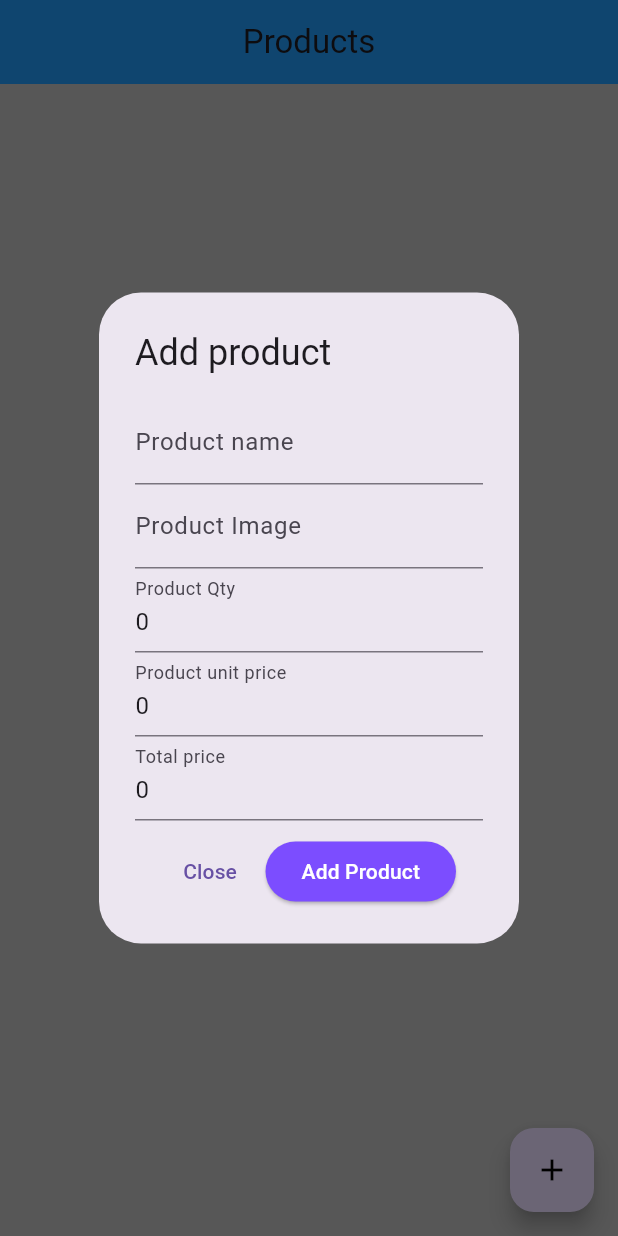
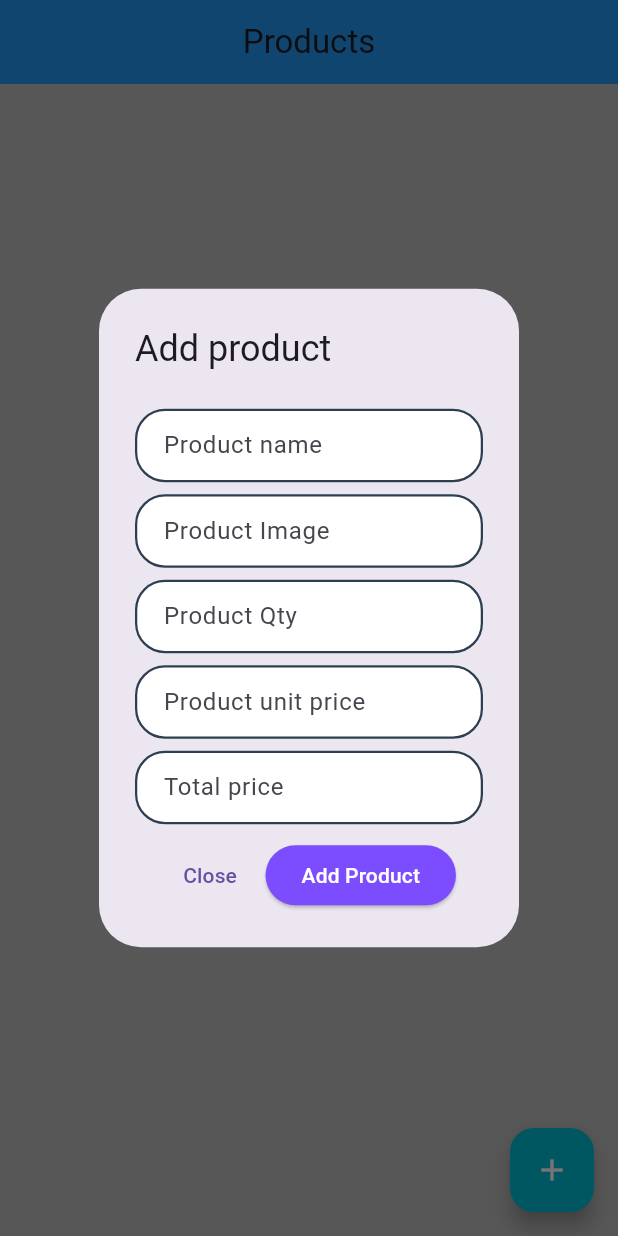
Before and after one commit to abdulkaderit/exam_assingment3, a Flutter app: the screen it shows after launch, after a tap on the "add" icon, on a phone screen of 412 x 824 dp. Run offline on Flutter 3.47's test engine with Material 3 defaults, Android fonts, the phone set to English and light mode, and no system bars; our stand-ins replace device_preview, flutter_svg, sizer; network calls fail.

Commit message:
update style

```diff
--- a/lib/Presentation/Ui/Screens/home.dart
+++ b/lib/Presentation/Ui/Screens/home.dart
@@ -1,5 +1,6 @@
 import 'package:exam_assinment/Presentation/Ui/widgets/Product_Card.dart';
 import 'package:flutter/material.dart';
+import '../../../Style/style.dart';
 import '../widgets/ProductController.dart';
 
 class Module13Assignment extends StatefulWidget {
@@ -27,11 +28,11 @@ class _Module13AssignmentState extends State<Module13Assignment> {
     TextEditingController productTotalPriceController = TextEditingController();
 
     productNameController.text = name ?? '';
-    productQtyController.text = qty != null ? qty.toString() : '0';
+    productQtyController.text = qty != null ? qty.toString() : '';
     productImageController.text = img ?? '';
 
-    productUnitPriceController.text =unitPrice  != null ?  unitPrice.toString() : '0';
-    productTotalPriceController.text =totalPrice !=null ? totalPrice.toString() : '0';
+    productUnitPriceController.text =unitPrice  != null ?  unitPrice.toString() : '';
+    productTotalPriceController.text =totalPrice !=null ? totalPrice.toString() : '';
 
     showDialog(
         context: context,
@@ -40,27 +41,32 @@ class _Module13AssignmentState extends State<Module13Assignment> {
       content: Column(
         mainAxisSize: MainAxisSize.min,
         children: [
+          SizedBox(height: 8),
           TextField(
             controller: productNameController,
-            decoration: InputDecoration(labelText: 'Product name'),
+            decoration: appInputDecoration('Product name'),
           ),
+          SizedBox(height: 8),
           TextField(
             controller: productImageController,
-            decoration: InputDecoration(labelText: 'Product Image'),
+            decoration: appInputDecoration('Product Image'),
           ),
+          SizedBox(height: 8),
           TextField(
             controller: productQtyController,
-            decoration: InputDecoration(labelText: 'Product Qty'),
+            decoration: appInputDecoration('Product Qty'),
           ),
+          SizedBox(height: 8),
           TextField(
             controller: productUnitPriceController,
-            decoration: InputDecoration(labelText: 'Product unit price'),
+            decoration: appInputDecoration('Product unit price'),
           ),
+          SizedBox(height: 8),
           TextField(
             controller: productTotalPriceController,
-            decoration: InputDecoration(labelText: 'Total price'),
+            decoration: appInputDecoration('Total price'),
           ),
-          SizedBox(height: 10,),
+          SizedBox(height: 10),
           Row(
             mainAxisSize: MainAxisSize.min,
             mainAxisAlignment: MainAxisAlignment.spaceEvenly,
@@ -165,7 +171,8 @@ class _Module13AssignmentState extends State<Module13Assignment> {
           },
         ),
       floatingActionButton: FloatingActionButton(onPressed: () =>productDialog(),
-        child: Icon(Icons.add,color: Colors.black,),
+        backgroundColor: Colors.cyan,
+        child: Icon(Icons.add,color: Colors.white,weight: 5,),
       ),
     );
   }
--- /dev/null
+++ b/lib/Style/style.dart
@@ -0,0 +1,35 @@
+
+import 'package:flutter/material.dart';
+import 'package:flutter_svg/flutter_svg.dart';
+const colorRed = Color.fromRGBO(231,28, 36, 1);
+const colorGreen = Color.fromRGBO(36,191, 115, 1);
+const colorWhite = Color.fromRGBO(255,255,255, 1);
+const colorDarkBlue = Color.fromRGBO(44,62, 80, 1);
+
+SvgPicture screenBackground(context){
+  return SvgPicture.asset(
+    'assets/images/',
+    alignment: Alignment.center,
+    width: MediaQuery.of(context).size.width,
+    height: MediaQuery.of(context).size.height,
+    fit: BoxFit.cover,
+  );
+}
+
+InputDecoration appInputDecoration(label){
+  return InputDecoration(
+    focusedBorder: OutlineInputBorder(
+      borderRadius: BorderRadius.circular(20),
+      borderSide: const BorderSide(color: colorGreen,width: 2)
+    ),
+    fillColor: colorWhite,
+    filled: true,
+    contentPadding: EdgeInsets.fromLTRB(15, 10, 10, 15),
+    enabledBorder: OutlineInputBorder(
+      borderRadius: BorderRadius.circular(20),
+      borderSide: BorderSide(color: colorDarkBlue, width: 1.5 )
+    ),
+      border: OutlineInputBorder(),
+    labelText: label
+  );
+}
--- a/pubspec.yaml
+++ b/pubspec.yaml
@@ -37,6 +37,7 @@ dependencies:
   sizer: ^3.0.5
   device_preview: ^1.2.0
   http: ^1.3.0
+  flutter_svg: ^2.0.17
 
 dev_dependencies:
   flutter_test:
@@ -59,6 +60,8 @@ flutter:
   # included with your application, so that you can use the icons in
   # the material Icons class.
   uses-material-design: true
+  assets:
+    - assets/images/
 
   # To add assets to your application, add an assets section, like this:
   # assets:
```
Also changed, not shown: pubspec.lock. Lines whose indentation alone changed are shown as unchanged.
